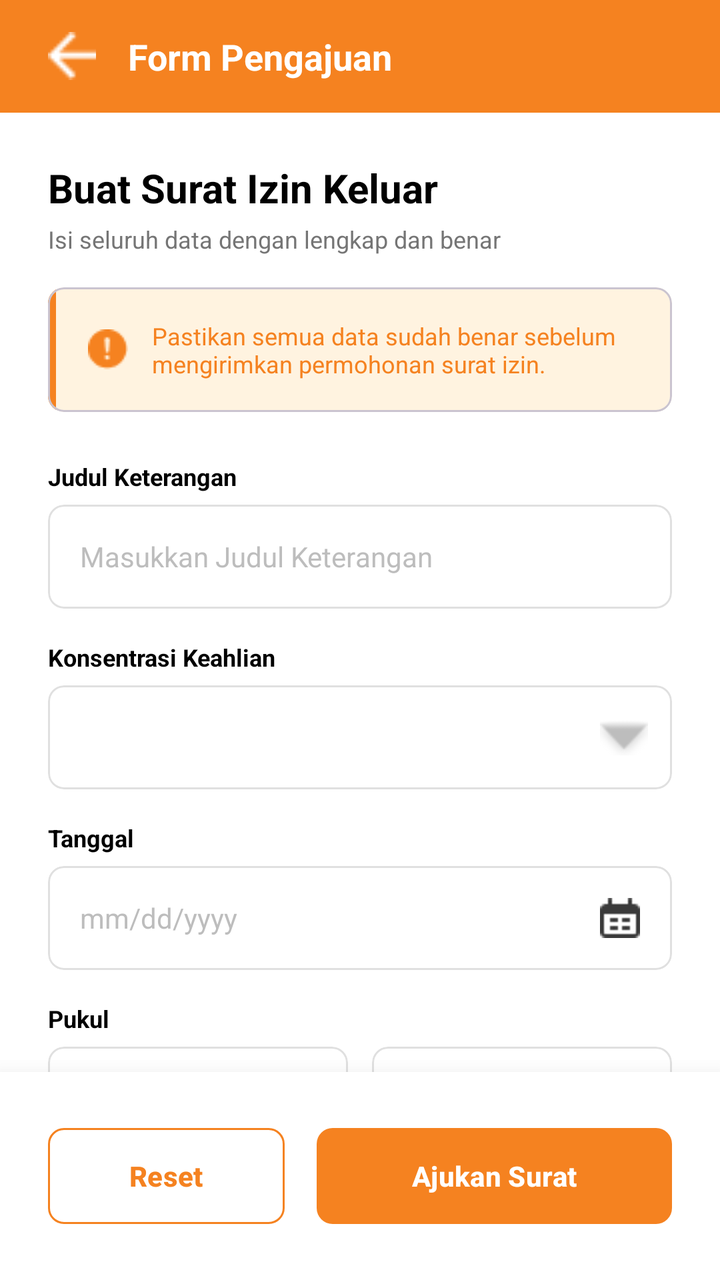
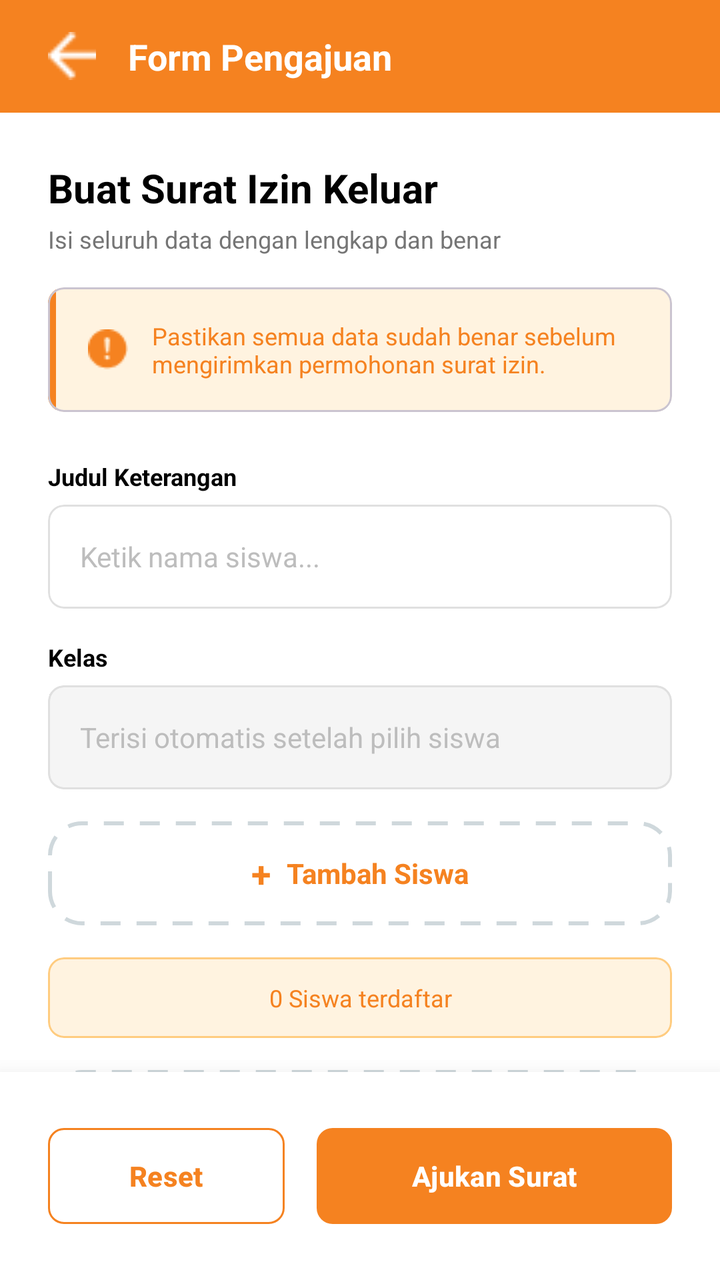

Screens rendered from an Android XML layout before and after an edit, with the pre-edit source and the edit as a unified diff.
<!-- AndroidManifest.xml: application theme Theme.AndroidELetter -->
<!-- res/layout/halaman_buat_surat_izin_keluar_siswa.xml -->
<?xml version="1.0" encoding="utf-8"?>
<androidx.constraintlayout.widget.ConstraintLayout xmlns:android="http://schemas.android.com/apk/res/android"
    xmlns:app="http://schemas.android.com/apk/res-auto"
    xmlns:tools="http://schemas.android.com/tools"
    android:layout_width="match_parent"
    android:layout_height="match_parent"
    android:background="#FFFFFF"
    tools:context=".halaman_buat_surat_izin_keluar_siswa">

    <LinearLayout
        android:id="@+id/header_layout"
        android:layout_width="match_parent"
        android:layout_height="wrap_content"
        android:background="#F58220"
        android:gravity="center_vertical"
        android:orientation="horizontal"
        android:paddingHorizontal="24dp"
        android:paddingVertical="16dp"
        app:layout_constraintTop_toTopOf="parent">

        <ImageView
            android:id="@+id/btn_back"
            android:layout_width="24dp"
            android:layout_height="24dp"
            android:src="@drawable/icon_panah_kembali"
            app:tint="@color/white" />

        <TextView
            android:layout_width="wrap_content"
            android:layout_height="wrap_content"
            android:layout_marginStart="16dp"
            android:text="Form Pengajuan"
            android:textColor="@color/white"
            android:textSize="18sp"
            android:textStyle="bold" />
    </LinearLayout>

    <ScrollView
        android:layout_width="match_parent"
        android:layout_height="0dp"
        android:clipToPadding="false"
        android:paddingBottom="24dp"
        android:scrollbars="none"
        app:layout_constraintBottom_toTopOf="@+id/bottom_action_buttons"
        app:layout_constraintTop_toBottomOf="@+id/header_layout">

        <LinearLayout
            android:layout_width="match_parent"
            android:layout_height="wrap_content"
            android:orientation="vertical"
            android:paddingHorizontal="24dp"
            android:paddingTop="24dp">

            <TextView
                android:layout_width="wrap_content"
                android:layout_height="wrap_content"
                android:text="Buat Surat Izin Keluar"
                android:textColor="@android:color/black"
                android:textSize="20sp"
                android:textStyle="bold" />

            <TextView
                android:layout_width="wrap_content"
                android:layout_height="wrap_content"
                android:layout_marginTop="4dp"
                android:layout_marginBottom="16dp"
                android:text="Isi seluruh data dengan lengkap dan benar"
                android:textColor="#757575"
                android:textSize="12sp" />

            <com.google.android.material.card.MaterialCardView
                android:layout_width="match_parent"
                android:layout_height="wrap_content"
                android:layout_marginBottom="24dp"
                app:cardBackgroundColor="#FFF3E0"
                app:cardCornerRadius="8dp"
                app:cardElevation="0dp">

                <LinearLayout
                    android:layout_width="match_parent"
                    android:layout_height="wrap_content"
                    android:orientation="horizontal">

                    <View
                        android:layout_width="4dp"
                        android:layout_height="match_parent"
                        android:background="#F58220" />

                    <LinearLayout
                        android:layout_width="match_parent"
                        android:layout_height="wrap_content"
                        android:gravity="center_vertical"
                        android:orientation="horizontal"
                        android:padding="16dp">

                        <ImageView
                            android:layout_width="20dp"
                            android:layout_height="20dp"
                            android:src="@drawable/icon_tanda_seru"
                            app:tint="#F58220" />

                        <TextView
                            android:layout_width="wrap_content"
                            android:layout_height="wrap_content"
                            android:layout_marginStart="12dp"
                            android:text="Pastikan semua data sudah benar sebelum\nmengirimkan permohonan surat izin."
                            android:textColor="#F58220"
                            android:textSize="12sp" />
                    </LinearLayout>
                </LinearLayout>
            </com.google.android.material.card.MaterialCardView>

            <TextView
                android:layout_width="wrap_content"
                android:layout_height="wrap_content"
                android:layout_marginBottom="6dp"
                android:text="Judul Keterangan"
                android:textColor="@android:color/black"
                android:textSize="12sp"
                android:textStyle="bold" />

            <com.google.android.material.card.MaterialCardView
                android:layout_width="match_parent"
                android:layout_height="52dp"
                android:layout_marginBottom="16dp"
                app:cardBackgroundColor="@color/white"
                app:cardCornerRadius="8dp"
                app:cardElevation="0dp"
                app:strokeColor="#E0E0E0"
                app:strokeWidth="1dp">

                <EditText
                    android:id="@+id/et_judul_keterangan"
                    android:layout_width="match_parent"
                    android:layout_height="match_parent"
                    android:background="@null"
                    android:hint="Masukkan Judul Keterangan"
                    android:paddingHorizontal="16dp"
                    android:textColor="@android:color/black"
                    android:textColorHint="#BDBDBD"
                    android:textSize="14sp" />
            </com.google.android.material.card.MaterialCardView>

            <TextView
                android:layout_width="wrap_content"
                android:layout_height="wrap_content"
                android:layout_marginBottom="6dp"
                android:text="Konsentrasi Keahlian"
                android:textColor="@android:color/black"
                android:textSize="12sp"
                android:textStyle="bold" />

            <com.google.android.material.card.MaterialCardView
                android:layout_width="match_parent"
                android:layout_height="52dp"
                android:layout_marginBottom="16dp"
                app:cardBackgroundColor="@color/white"
                app:cardCornerRadius="8dp"
                app:cardElevation="0dp"
                app:strokeColor="#E0E0E0"
                app:strokeWidth="1dp">

                <RelativeLayout
                    android:layout_width="match_parent"
                    android:layout_height="match_parent">

                    <Spinner
                        android:id="@+id/spinner_keahlian"
                        android:layout_width="match_parent"
                        android:layout_height="match_parent"
                        android:background="@null"
                        android:paddingStart="16dp"
                        android:paddingEnd="40dp"
                        android:spinnerMode="dropdown" />

                    <ImageView
                        android:layout_width="24dp"
                        android:layout_height="24dp"
                        android:layout_alignParentEnd="true"
                        android:layout_centerVertical="true"
                        android:layout_marginEnd="12dp"
                        android:clickable="false"
                        android:focusable="false"
                        android:src="@android:drawable/arrow_down_float"
                        app:tint="#BDBDBD" />
                </RelativeLayout>
            </com.google.android.material.card.MaterialCardView>

            <TextView
                android:layout_width="wrap_content"
                android:layout_height="wrap_content"
                android:layout_marginBottom="6dp"
                android:text="Tanggal"
                android:textColor="@android:color/black"
                android:textSize="12sp"
                android:textStyle="bold" />

            <com.google.android.material.card.MaterialCardView
                android:layout_width="match_parent"
                android:layout_height="52dp"
                android:layout_marginBottom="16dp"
                app:cardBackgroundColor="@color/white"
                app:cardCornerRadius="8dp"
                app:cardElevation="0dp"
                app:strokeColor="#E0E0E0"
                app:strokeWidth="1dp">

                <LinearLayout
                    android:layout_width="match_parent"
                    android:layout_height="match_parent"
                    android:gravity="center_vertical"
                    android:orientation="horizontal"
                    android:paddingHorizontal="16dp">

                    <EditText
                        android:id="@+id/et_tanggal"
                        android:layout_width="0dp"
                        android:layout_height="match_parent"
                        android:layout_weight="1"
                        android:background="@null"
                        android:focusable="false"
                        android:hint="mm/dd/yyyy"
                        android:textColor="@android:color/black"
                        android:textColorHint="#BDBDBD"
                        android:textSize="14sp" />

                    <ImageView
                        android:layout_width="20dp"
                        android:layout_height="20dp"
                        android:src="@drawable/icon_tanggal_hitam" />
                </LinearLayout>
            </com.google.android.material.card.MaterialCardView>

            <TextView
                android:layout_width="wrap_content"
                android:layout_height="wrap_content"
                android:layout_marginBottom="6dp"
                android:text="Pukul"
                android:textColor="@android:color/black"
                android:textSize="12sp"
                android:textStyle="bold" />

            <LinearLayout
                android:layout_width="match_parent"
                android:layout_height="wrap_content"
                android:layout_marginBottom="16dp"
                android:baselineAligned="false"
                android:orientation="horizontal">

                <com.google.android.material.card.MaterialCardView
                    android:layout_width="0dp"
                    android:layout_height="52dp"
                    android:layout_marginEnd="6dp"
                    android:layout_weight="1"
                    app:cardBackgroundColor="@color/white"
                    app:cardCornerRadius="8dp"
                    app:cardElevation="0dp"
                    app:strokeColor="#E0E0E0"
                    app:strokeWidth="1dp">

                    <EditText
                        android:id="@+id/et_waktu_mulai"
                        android:layout_width="match_parent"
                        android:layout_height="match_parent"
                        android:background="@null"
                        android:gravity="center"
                        android:hint="--:-- --"
                        android:inputType="phone"
                        android:maxLength="5"
                        android:textColor="@android:color/black"
                        android:textColorHint="#BDBDBD"
                        android:textSize="14sp" />
                </com.google.android.material.card.MaterialCardView>

                <com.google.android.material.card.MaterialCardView
                    android:layout_width="0dp"
                    android:layout_height="52dp"
                    android:layout_marginStart="6dp"
                    android:layout_weight="1"
                    app:cardBackgroundColor="@color/white"
                    app:cardCornerRadius="8dp"
                    app:cardElevation="0dp"
                    app:strokeColor="#E0E0E0"
                    app:strokeWidth="1dp">

                    <EditText
                        android:id="@+id/et_waktu_selesai"
                        android:layout_width="match_parent"
                        android:layout_height="match_parent"
                        android:background="@null"
                        android:gravity="center"
                        android:hint="--:-- --"
                        android:inputType="phone"
                        android:maxLength="5"
                        android:textColor="@android:color/black"
                        android:textColorHint="#BDBDBD"
                        android:textSize="14sp" />
                </com.google.android.material.card.MaterialCardView>
            </LinearLayout>

            <TextView
                android:layout_width="wrap_content"
                android:layout_height="wrap_content"
                android:layout_marginBottom="6dp"
                android:text="Keterangan"
                android:textColor="@android:color/black"
                android:textSize="12sp"
                android:textStyle="bold" />

            <com.google.android.material.card.MaterialCardView
                android:layout_width="match_parent"
                android:layout_height="120dp"
                android:layout_marginBottom="32dp"
                app:cardBackgroundColor="@color/white"
                app:cardCornerRadius="8dp"
                app:cardElevation="0dp"
                app:strokeColor="#E0E0E0"
                app:strokeWidth="1dp">

                <EditText
                    android:id="@+id/et_keterangan"
                    android:layout_width="match_parent"
                    android:layout_height="match_parent"
                    android:background="@null"
                    android:gravity="top|start"
                    android:inputType="textMultiLine"
                    android:padding="16dp"
                    android:textColor="@android:color/black"
                    android:textColorHint="#BDBDBD"
                    android:textSize="14sp" />
            </com.google.android.material.card.MaterialCardView>

        </LinearLayout>
    </ScrollView>

    <LinearLayout
        android:id="@+id/bottom_action_buttons"
        android:layout_width="match_parent"
        android:layout_height="wrap_content"
        android:background="@color/white"
        android:elevation="16dp"
        android:orientation="horizontal"
        android:padding="24dp"
        app:layout_constraintBottom_toBottomOf="parent">

        <com.google.android.material.button.MaterialButton
            android:id="@+id/btn_reset"
            android:layout_width="0dp"
            android:layout_height="56dp"
            android:layout_marginEnd="8dp"
            android:layout_weight="1"
            android:text="Reset"
            android:textAllCaps="false"
            android:textColor="#F58220"
            android:textSize="14sp"
            android:textStyle="bold"
            app:backgroundTint="@color/white"
            app:cornerRadius="8dp"
            app:strokeColor="#F58220"
            app:strokeWidth="1dp" />

        <com.google.android.material.button.MaterialButton
            android:id="@+id/btn_ajukan"
            android:layout_width="0dp"
            android:layout_height="56dp"
            android:layout_marginStart="8dp"
            android:layout_weight="1.5"
            android:text="Ajukan Surat"
            android:textAllCaps="false"
            android:textColor="@color/white"
            android:textSize="14sp"
            android:textStyle="bold"
            app:backgroundTint="#F58220"
            app:cornerRadius="8dp" />
    </LinearLayout>

</androidx.constraintlayout.widget.ConstraintLayout>
<!-- resources referenced by this layout -->
<resources>
  <color name="white">#FFFFFFFF</color>
  <!-- drawable icon_panah_kembali: png bitmap (drawable, 239 bytes) -->
  <!-- drawable icon_tanda_seru: png bitmap (drawable, 560 bytes) -->
  <!-- drawable icon_tanggal_hitam: png bitmap (drawable, 331 bytes) -->
  <style name="Theme.AndroidELetter" parent="Base.Theme.AndroidELetter" />
  <style name="Base.Theme.AndroidELetter" parent="Theme.Material3.DayNight.NoActionBar">
          
          
      </style>
</resources>

<!-- the commit's change to res/layout/halaman_buat_surat_izin_keluar_siswa.xml (unified diff, before → after) -->
@@ -129,12 +129,13 @@
                 app:strokeColor="#E0E0E0"
                 app:strokeWidth="1dp">
 
-                <EditText
+                <AutoCompleteTextView
                     android:id="@+id/et_judul_keterangan"
                     android:layout_width="match_parent"
                     android:layout_height="match_parent"
                     android:background="@null"
-                    android:hint="Masukkan Judul Keterangan"
+                    android:completionThreshold="2"
+                    android:hint="Ketik nama siswa..."
                     android:paddingHorizontal="16dp"
                     android:textColor="@android:color/black"
                     android:textColorHint="#BDBDBD"
@@ -145,7 +146,7 @@
                 android:layout_width="wrap_content"
                 android:layout_height="wrap_content"
                 android:layout_marginBottom="6dp"
-                android:text="Konsentrasi Keahlian"
+                android:text="Kelas"
                 android:textColor="@android:color/black"
                 android:textSize="12sp"
                 android:textStyle="bold" />
@@ -160,31 +161,127 @@
                 app:strokeColor="#E0E0E0"
                 app:strokeWidth="1dp">
 
-                <RelativeLayout
-                    android:layout_width="match_parent"
-                    android:layout_height="match_parent">
-
-                    <Spinner
-                        android:id="@+id/spinner_keahlian"
+                <TextView
+                    android:layout_width="wrap_content"
+                    android:layout_height="wrap_content"
+                    android:layout_marginBottom="6dp"
+                    android:text="Kelas"
+                    android:textColor="@android:color/black"
+                    android:textSize="12sp"
+                    android:textStyle="bold" />
+
+                <com.google.android.material.card.MaterialCardView
+                    android:layout_width="match_parent"
+                    android:layout_height="52dp"
+                    android:layout_marginBottom="16dp"
+                    app:cardBackgroundColor="#F5F5F5"
+                    app:cardCornerRadius="8dp"
+                    app:cardElevation="0dp"
+                    app:strokeColor="#E0E0E0"
+                    app:strokeWidth="1dp">
+
+                    <EditText
+                        android:id="@+id/et_kelas_siswa"
                         android:layout_width="match_parent"
                         android:layout_height="match_parent"
                         android:background="@null"
-                        android:paddingStart="16dp"
-                        android:paddingEnd="40dp"
-                        android:spinnerMode="dropdown" />
-
-                    <ImageView
-                        android:layout_width="24dp"
-                        android:layout_height="24dp"
-                        android:layout_alignParentEnd="true"
-                        android:layout_centerVertical="true"
-                        android:layout_marginEnd="12dp"
                         android:clickable="false"
+                        android:cursorVisible="false"
                         android:focusable="false"
-                        android:src="@android:drawable/arrow_down_float"
-                        app:tint="#BDBDBD" />
-                </RelativeLayout>
-            </com.google.android.material.card.MaterialCardView>
+                        android:hint="Terisi otomatis setelah pilih siswa"
+                        android:paddingHorizontal="16dp"
+                        android:textColor="#757575"
+                        android:textColorHint="#BDBDBD"
+                        android:textSize="14sp" />
+                </com.google.android.material.card.MaterialCardView>
+            </com.google.android.material.card.MaterialCardView>
+
+            <LinearLayout
+                android:id="@+id/btn_tambah_siswa"
+                android:layout_width="match_parent"
+                android:layout_height="52dp"
+                android:layout_marginBottom="16dp"
+                android:background="@drawable/bg_dashed_border"
+                android:gravity="center"
+                android:orientation="horizontal">
+
+                <TextView
+                    android:layout_width="wrap_content"
+                    android:layout_height="wrap_content"
+                    android:text="+"
+                    android:textColor="#F58220"
+                    android:textSize="18sp"
+                    android:textStyle="bold" />
+
+                <TextView
+                    android:layout_width="wrap_content"
+                    android:layout_height="wrap_content"
+                    android:layout_marginStart="8dp"
+                    android:text="Tambah Siswa"
+                    android:textColor="#F58220"
+                    android:textSize="14sp"
+                    android:textStyle="bold" />
+            </LinearLayout>
+
+            <com.google.android.material.card.MaterialCardView
+                android:layout_width="match_parent"
+                android:layout_height="wrap_content"
+                android:layout_marginBottom="16dp"
+                app:cardBackgroundColor="#FFF3E0"
+                app:cardCornerRadius="8dp"
+                app:cardElevation="0dp"
+                app:strokeColor="#FFCC80"
+                app:strokeWidth="1dp">
+
+                <TextView
+                    android:id="@+id/tv_jumlah_siswa"
+                    android:layout_width="match_parent"
+                    android:layout_height="wrap_content"
+                    android:gravity="center"
+                    android:paddingVertical="12dp"
+                    android:text="0 Siswa terdaftar"
+                    android:textColor="#F58220"
+                    android:textSize="12sp" />
+            </com.google.android.material.card.MaterialCardView>
+
+            <LinearLayout
+                android:id="@+id/ll_daftar_siswa"
+                android:layout_width="match_parent"
+                android:layout_height="wrap_content"
+                android:orientation="vertical"
+                android:visibility="gone"
+                android:layout_marginBottom="16dp" />
+
+            <LinearLayout
+                android:id="@+id/ll_empty_state"
+                android:layout_width="match_parent"
+                android:layout_height="120dp"
+                android:layout_marginBottom="16dp"
+                android:background="@drawable/bg_dashed_border"
+                android:gravity="center"
+                android:orientation="vertical">
+
+                <ImageView
+                    android:layout_width="32dp"
+                    android:layout_height="32dp"
+                    android:src="@drawable/icon_profil_new_biru"
+                    app:tint="#BDBDBD" />
+
+                <TextView
+                    android:layout_width="wrap_content"
+                    android:layout_height="wrap_content"
+                    android:layout_marginTop="8dp"
+                    android:text="Belum ada data siswa."
+                    android:textColor="#BDBDBD"
+                    android:textSize="12sp" />
+
+                <TextView
+                    android:layout_width="wrap_content"
+                    android:layout_height="wrap_content"
+                    android:text="Klik &quot;Tambah Siswa&quot; untuk menambahkan."
+                    android:textColor="#BDBDBD"
+                    android:textSize="12sp" />
+            </LinearLayout>
 
             <TextView
                 android:layout_width="wrap_content"
@@ -227,7 +324,8 @@
                     <ImageView
                         android:layout_width="20dp"
                         android:layout_height="20dp"
-                        android:src="@drawable/icon_tanggal_hitam" />
+                        android:src="@drawable/icon_tanggal_hitam"
+                        app:tint="#BDBDBD" />
                 </LinearLayout>
             </com.google.android.material.card.MaterialCardView>
 
@@ -265,7 +363,7 @@
                         android:background="@null"
                         android:gravity="center"
                         android:hint="--:-- --"
-                        android:inputType="phone"
+                        android:inputType="number"
                         android:maxLength="5"
                         android:textColor="@android:color/black"
                         android:textColorHint="#BDBDBD"
@@ -290,7 +388,7 @@
                         android:background="@null"
                         android:gravity="center"
                         android:hint="--:-- --"
-                        android:inputType="phone"
+                        android:inputType="number"
                         android:maxLength="5"
                         android:textColor="@android:color/black"
                         android:textColorHint="#BDBDBD"
<!-- resource entries referenced after the edit -->
@@ -1,7 +1,20 @@
 <!-- resources referenced by this layout -->
 <resources>
   <color name="white">#FFFFFFFF</color>
+  <!-- drawable bg_dashed_border (drawable) -->
+  <?xml version="1.0" encoding="utf-8"?>
+  <shape xmlns:android="http://schemas.android.com/apk/res/android"
+      android:shape="rectangle">
+      <solid android:color="@android:color/transparent" />
+      <corners android:radius="16dp" />
+      <stroke
+          android:width="2dp"
+          android:color="#CFD8DC"
+          android:dashWidth="10dp"
+          android:dashGap="8dp" />
+  </shape>
   <!-- drawable icon_panah_kembali: png bitmap (drawable, 239 bytes) -->
+  <!-- drawable icon_profil_new_biru: png bitmap (drawable, 494 bytes) -->
   <!-- drawable icon_tanda_seru: png bitmap (drawable, 560 bytes) -->
   <!-- drawable icon_tanggal_hitam: png bitmap (drawable, 331 bytes) -->
   <style name="Theme.AndroidELetter" parent="Base.Theme.AndroidELetter" />
